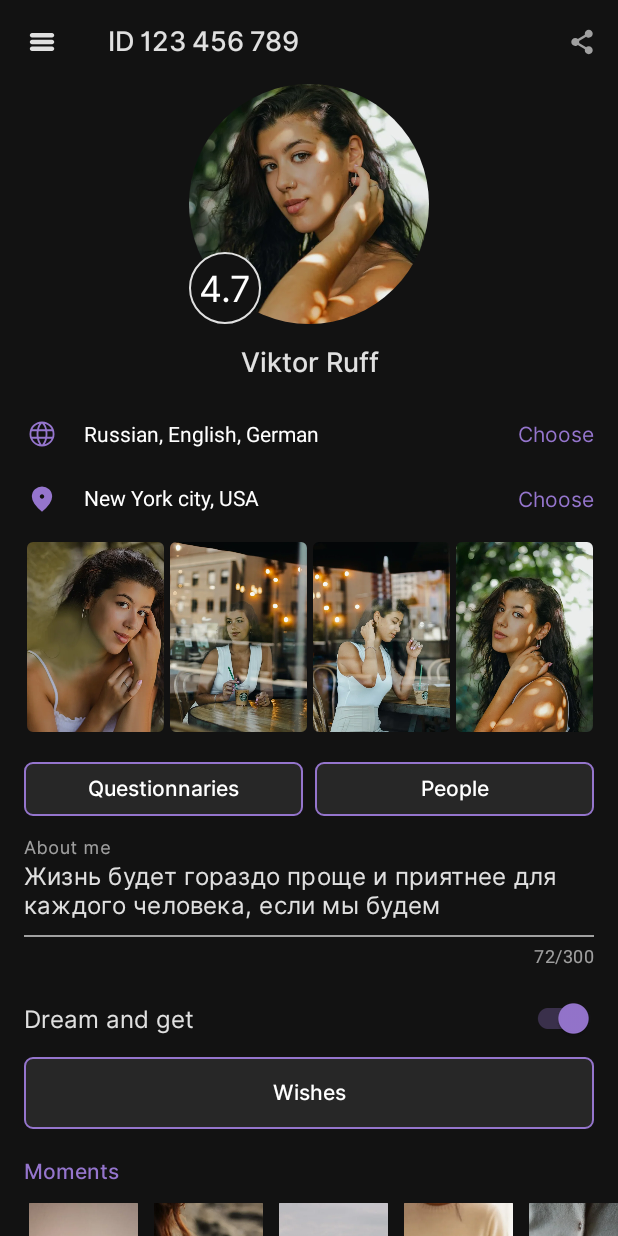
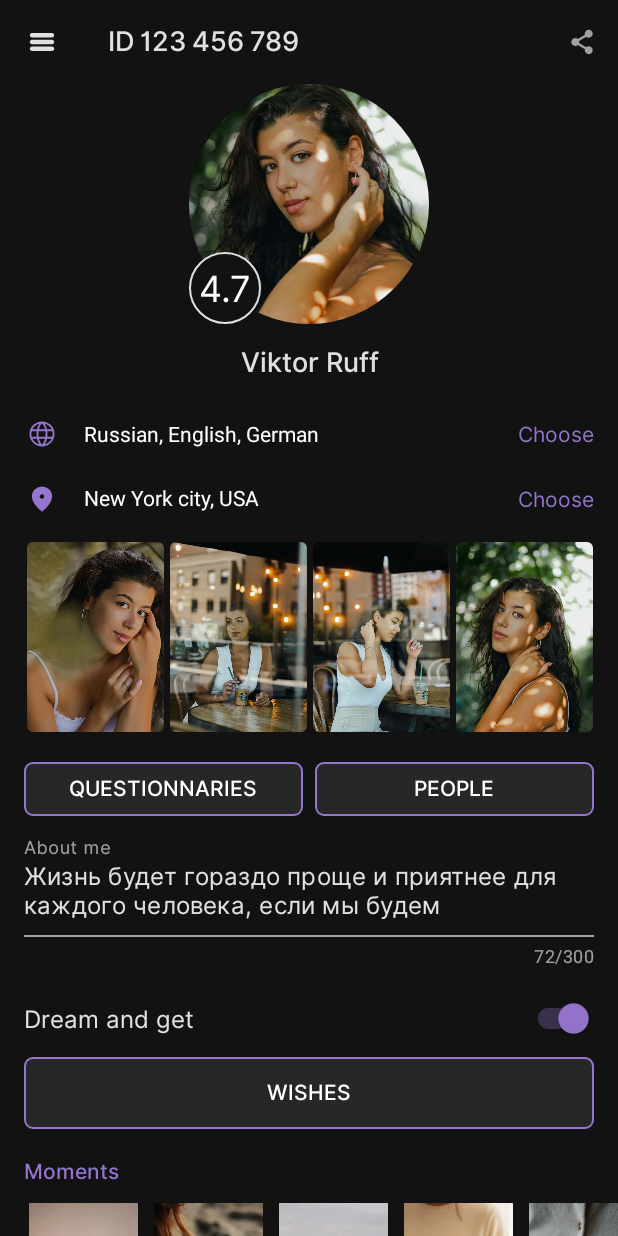
Before and after one commit to Viktor-Ruff/SferaZone, an Android app: the screen it shows after launch (MainActivity), on a phone screen of 412 x 824 dp. Run offline under Robolectric (Android 15) with nearby library versions, the phone set to English and light mode, and no system bars; our stand-ins replace CircleImageView.

Commit message:
commit in workBranch

```diff
--- a/app/src/main/java/com/example/sferazone1/MainActivity.kt
+++ b/app/src/main/java/com/example/sferazone1/MainActivity.kt
@@ -8,9 +8,7 @@ import androidx.recyclerview.widget.RecyclerView
 import com.example.sferazone1.adapters.ChroniclesAdapter
 import com.example.sferazone1.adapters.MomentsAdapter
 import com.example.sferazone1.adapters.UserImagesAdapter
-import com.example.sferazone1.imageModel.Chronicles
-import com.example.sferazone1.imageModel.Moments
-import com.example.sferazone1.imageModel.UserImages
+import com.example.sferazone1.imageModel.ImageModel
 
 class MainActivity : AppCompatActivity() {
 
@@ -22,35 +20,35 @@ class MainActivity : AppCompatActivity() {
         super.onCreate(savedInstanceState)
         setContentView(R.layout.activity_main)
 
-        val userImagesList: List<UserImages> = listOf(
-            UserImages(R.drawable.im_user_1),
-            UserImages(R.drawable.im_user_2),
-            UserImages(R.drawable.im_user_3),
-            UserImages(R.drawable.im_user_4)
+        val userImagesList: List<ImageModel> = listOf(
+            ImageModel(R.drawable.im_user_1),
+            ImageModel(R.drawable.im_user_2),
+            ImageModel(R.drawable.im_user_3),
+            ImageModel(R.drawable.im_user_4)
         )
 
-        val momentsList: List<Moments> = listOf(
-            Moments(R.drawable.im_moments_1),
-            Moments(R.drawable.im_moments_2),
-            Moments(R.drawable.im_moments_3),
-            Moments(R.drawable.im_moments_4),
-            Moments(R.drawable.im_moments_5),
-            Moments(R.drawable.im_moments_6),
+        val momentsList: List<ImageModel> = listOf(
+            ImageModel(R.drawable.im_moments_1),
+            ImageModel(R.drawable.im_moments_2),
+            ImageModel(R.drawable.im_moments_3),
+            ImageModel(R.drawable.im_moments_4),
+            ImageModel(R.drawable.im_moments_5),
+            ImageModel(R.drawable.im_moments_6),
         )
 
-        val chroniclesList: List<Chronicles> = listOf(
-            Chronicles(R.drawable.im_chronicles_1),
-            Chronicles(R.drawable.im_chronicles_2),
-            Chronicles(R.drawable.im_chronicles_3),
-            Chronicles(R.drawable.im_chronicles_4),
-            Chronicles(R.drawable.im_chronicles_5),
-            Chronicles(R.drawable.im_chronicles_6),
-            Chronicles(R.drawable.im_chronicles_7),
-            Chronicles(R.drawable.im_chronicles_8),
-            Chronicles(R.drawable.im_chronicles_9),
-            Chronicles(R.drawable.im_chronicles_10),
-            Chronicles(R.drawable.im_chronicles_11),
-            Chronicles(R.drawable.im_chronicles_12)
+        val chroniclesList: List<ImageModel> = listOf(
+            ImageModel(R.drawable.im_chronicles_1),
+            ImageModel(R.drawable.im_chronicles_2),
+            ImageModel(R.drawable.im_chronicles_3),
+            ImageModel(R.drawable.im_chronicles_4),
+            ImageModel(R.drawable.im_chronicles_5),
+            ImageModel(R.drawable.im_chronicles_6),
+            ImageModel(R.drawable.im_chronicles_7),
+            ImageModel(R.drawable.im_chronicles_8),
+            ImageModel(R.drawable.im_chronicles_9),
+            ImageModel(R.drawable.im_chronicles_10),
+            ImageModel(R.drawable.im_chronicles_11),
+            ImageModel(R.drawable.im_chronicles_12)
         )
 
         userImagesRecyclerView = findViewById(R.id.user_images_recycler)
--- a/app/src/main/java/com/example/sferazone1/adapters/ChroniclesAdapter.kt
+++ b/app/src/main/java/com/example/sferazone1/adapters/ChroniclesAdapter.kt
@@ -1,9 +1,13 @@
 package com.example.sferazone1.adapters
+
 import android.view.LayoutInflater
+import android.view.View
 import android.view.ViewGroup
+import android.widget.ImageView
 import androidx.recyclerview.widget.RecyclerView
 import com.example.sferazone1.R
-import com.example.sferazone1.imageModel.Chronicles
+
+import com.example.sferazone1.imageModel.ImageModel
 
 
 /**
@@ -11,8 +15,20 @@ import com.example.sferazone1.imageModel.Chronicles
  * Date: 29.10.2022
  * Time: 23:11
  */
-class ChroniclesAdapter(private val chroniclesImagesList: List<Chronicles>) :
-    RecyclerView.Adapter<ChroniclesViewHolder>() {
+class ChroniclesAdapter(private val chroniclesImagesList: List<ImageModel>) :
+    RecyclerView.Adapter<ChroniclesAdapter.ChroniclesViewHolder>() {
+
+    class ChroniclesViewHolder(itemView: View) : RecyclerView.ViewHolder(itemView) {
+
+        private val chroniclesImageView: ImageView = itemView.findViewById(R.id.iv_chronicles_image)
+
+        fun bind(imageModel: ImageModel) {
+
+            chroniclesImageView.setImageResource(imageModel.userImage)
+
+        }
+
+    }
 
     override fun onCreateViewHolder(parent: ViewGroup, viewType: Int): ChroniclesViewHolder {
 
--- a/app/src/main/java/com/example/sferazone1/adapters/ChroniclesViewHolder.kt
+++ /dev/null
@@ -1,26 +0,0 @@
-package com.example.sferazone1.adapters
-
-import android.view.View
-import android.widget.ImageView
-import androidx.recyclerview.widget.RecyclerView
-import com.example.sferazone1.R
-import com.example.sferazone1.imageModel.Chronicles
-
-
-/**
- * Created by Viktor-Ruff
- * Date: 29.10.2022
- * Time: 23:17
- */
-class ChroniclesViewHolder(itemView: View) : RecyclerView.ViewHolder(itemView) {
-
-    private val chroniclesImageView: ImageView = itemView.findViewById(R.id.iv_chronicles_image)
-
-    fun bind(chronicles: Chronicles) {
-
-        chroniclesImageView.setImageResource(chronicles.chroniclesImage)
-
-    }
-
-
-}
--- a/app/src/main/java/com/example/sferazone1/adapters/MomentsAdapter.kt
+++ b/app/src/main/java/com/example/sferazone1/adapters/MomentsAdapter.kt
@@ -1,18 +1,31 @@
 package com.example.sferazone1.adapters
 
 import android.view.LayoutInflater
+import android.view.View
 import android.view.ViewGroup
+import android.widget.ImageView
 import androidx.recyclerview.widget.RecyclerView
-import com.example.sferazone1.imageModel.Moments
 import com.example.sferazone1.R
+import com.example.sferazone1.imageModel.ImageModel
 
 /**
  * Created by Viktor-Ruff
  * Date: 27.10.2022
  * Time: 19:40
  */
-class MomentsAdapter(private val momentsList: List<Moments>) :
-    RecyclerView.Adapter<MomentsViewHolder>() {
+class MomentsAdapter(private val momentsList: List<ImageModel>) :
+    RecyclerView.Adapter<MomentsAdapter.MomentsViewHolder>() {
+
+    class MomentsViewHolder(itemView: View) : RecyclerView.ViewHolder(itemView) {
+
+        private val momentsImageView: ImageView = itemView.findViewById(R.id.iv_moments_image)
+
+        fun bind(imageModel: ImageModel) {
+
+            momentsImageView.setImageResource(imageModel.userImage)
+
+        }
+    }
 
     override fun onCreateViewHolder(parent: ViewGroup, viewType: Int): MomentsViewHolder {
         val itemView =
--- a/app/src/main/java/com/example/sferazone1/adapters/MomentsViewHolder.kt
+++ /dev/null
@@ -1,24 +0,0 @@
-package com.example.sferazone1.adapters
-
-import androidx.recyclerview.widget.RecyclerView
-import android.view.View
-import android.widget.ImageView
-import com.example.sferazone1.R
-import com.example.sferazone1.imageModel.Moments
-
-/**
- * Created by Viktor-Ruff
- * Date: 27.10.2022
- * Time: 20:55
- */
-
-class MomentsViewHolder(itemView: View) : RecyclerView.ViewHolder(itemView) {
-
-    private val momentsImageView: ImageView = itemView.findViewById(R.id.iv_moments_image)
-
-    fun bind(moments: Moments) {
-
-        momentsImageView.setImageResource(moments.momentImage)
-
-    }
-}
--- a/app/src/main/java/com/example/sferazone1/adapters/UserImagesAdapter.kt
+++ b/app/src/main/java/com/example/sferazone1/adapters/UserImagesAdapter.kt
@@ -1,18 +1,30 @@
 package com.example.sferazone1.adapters
 
 import android.view.LayoutInflater
+import android.view.View
 import android.view.ViewGroup
+import android.widget.ImageView
 import androidx.recyclerview.widget.RecyclerView
 import com.example.sferazone1.R
-import com.example.sferazone1.imageModel.UserImages
+import com.example.sferazone1.imageModel.ImageModel
 
 /**
  * Created by Viktor-Ruff
  * Date: 29.10.2022
  * Time: 20:38
  */
-class UserImagesAdapter(private val userImagesList: List<UserImages>) :
-    RecyclerView.Adapter<UserImagesViewHolder>() {
+class UserImagesAdapter(private val userImagesList: List<ImageModel>) :
+    RecyclerView.Adapter<UserImagesAdapter.UserImagesViewHolder>() {
+
+    class UserImagesViewHolder(itemView: View) : RecyclerView.ViewHolder(itemView) {
+
+        private val userImageView: ImageView = itemView.findViewById(R.id.iv_user_image)
+
+        fun bind(imageModel: ImageModel) {
+
+            userImageView.setImageResource(imageModel.userImage)
+        }
+    }
 
     override fun onCreateViewHolder(parent: ViewGroup, viewType: Int): UserImagesViewHolder {
         val itemView =
--- a/app/src/main/java/com/example/sferazone1/adapters/UserImagesViewHolder.kt
+++ /dev/null
@@ -1,22 +0,0 @@
-package com.example.sferazone1.adapters
-
-import android.view.View
-import android.widget.ImageView
-import androidx.recyclerview.widget.RecyclerView
-import com.example.sferazone1.R
-import com.example.sferazone1.imageModel.UserImages
-
-/**
- * Created by Viktor-Ruff
- * Date: 29.10.2022
- * Time: 20:37
- */
-class UserImagesViewHolder(itemView: View) : RecyclerView.ViewHolder(itemView) {
-
-    private val userImageView: ImageView = itemView.findViewById(R.id.iv_user_image)
-
-    fun bind(userImages: UserImages) {
-
-        userImageView.setImageResource(userImages.userImage)
-    }
-}
--- a/app/src/main/java/com/example/sferazone1/imageModel/Chronicles.kt
+++ b/app/src/main/java/com/example/sferazone1/imageModel/ImageModel.kt
@@ -3,9 +3,9 @@ package com.example.sferazone1.imageModel
 /**
  * Created by Viktor-Ruff
  * Date: 29.10.2022
- * Time: 23:18
+ * Time: 20:34
  */
-data class Chronicles(
+data class ImageModel(
 
-    val chroniclesImage: Int
+    val userImage:Int
 )
--- a/app/src/main/java/com/example/sferazone1/imageModel/Moments.kt
+++ /dev/null
@@ -1,11 +0,0 @@
-package com.example.sferazone1.imageModel
-
-/**
- * Created by Viktor-Ruff
- * Date: 27.10.2022
- * Time: 20:51
- */
-data class Moments(
-
-    val momentImage: Int
-)
--- a/app/src/main/java/com/example/sferazone1/imageModel/UserImages.kt
+++ /dev/null
@@ -1,11 +0,0 @@
-package com.example.sferazone1.imageModel
-
-/**
- * Created by Viktor-Ruff
- * Date: 29.10.2022
- * Time: 20:34
- */
-data class UserImages(
-
-    val userImage:Int
-)
--- a/app/src/main/res/layout/activity_main.xml
+++ b/app/src/main/res/layout/activity_main.xml
@@ -37,10 +37,10 @@
             android:layout_height="wrap_content">
 
             <de.hdodenhof.circleimageview.CircleImageView
-                android:layout_marginTop="56dp"
                 android:id="@+id/profile_image"
                 android:layout_width="160dp"
                 android:layout_height="160dp"
+                android:layout_marginTop="56dp"
                 android:src="@drawable/im_user_5"
                 app:layout_constraintEnd_toEndOf="parent"
                 app:layout_constraintStart_toStartOf="parent"
@@ -238,7 +238,7 @@
                 android:layout_marginStart="16dp"
                 android:layout_marginTop="12dp"
                 android:layout_marginEnd="16dp"
-                android:text="@string/bt3_text"
+                android:text="@string/bt_wishes_text"
                 app:layout_constraintTop_toBottomOf="@+id/switchCompat" />
 
             <TextView
--- a/app/src/main/res/values/strings.xml
+++ b/app/src/main/res/values/strings.xml
@@ -7,12 +7,12 @@
     <string name="choose">Choose</string>
     <string name="languages">Russian, English, German</string>
     <string name="location">New York city, USA</string>
-    <string name="questionnaries">Questionnaries</string>
-    <string name="people">People</string>
+    <string name="questionnaries">QUESTIONNARIES</string>
+    <string name="people">PEOPLE</string>
     <string name="about_me">About me</string>
     <string name="about_me_text">Жизнь будет гораздо проще и приятнее для каждого человека, если мы будем</string>
     <string name="dream_and_get">Dream and get</string>
-    <string name="bt3_text">Wishes</string>
+    <string name="bt_wishes_text">WISHES</string>
     <string name="moments">Moments</string>
     <string name="chronicles">Chronicles</string>
 </resources>
```
